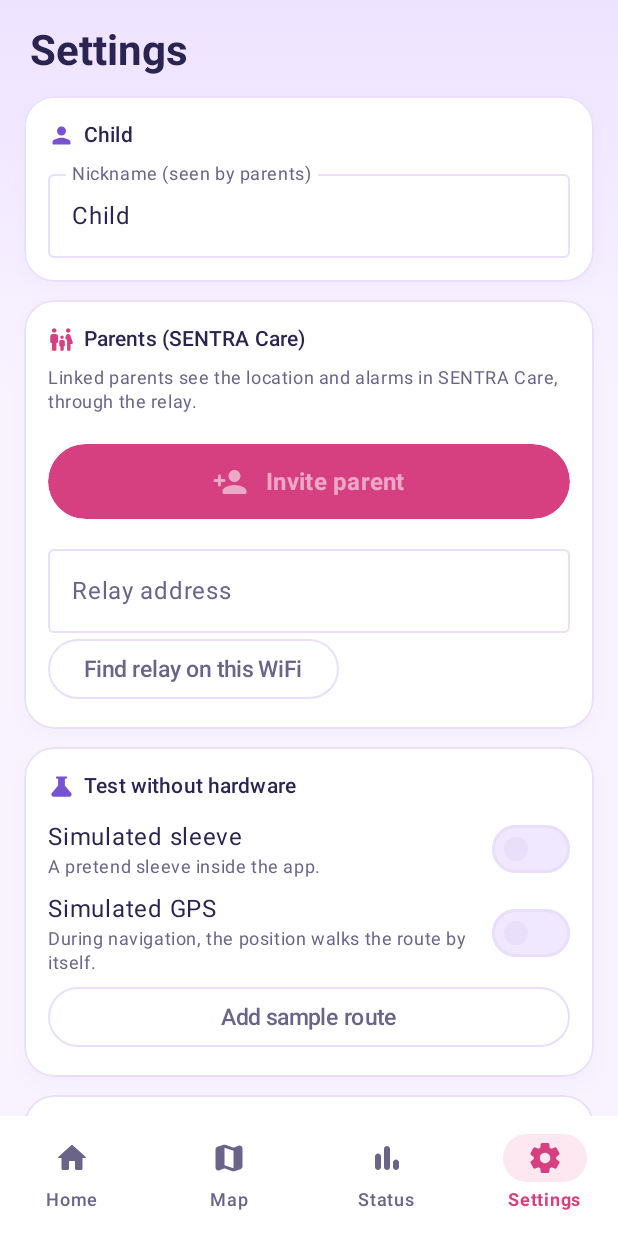
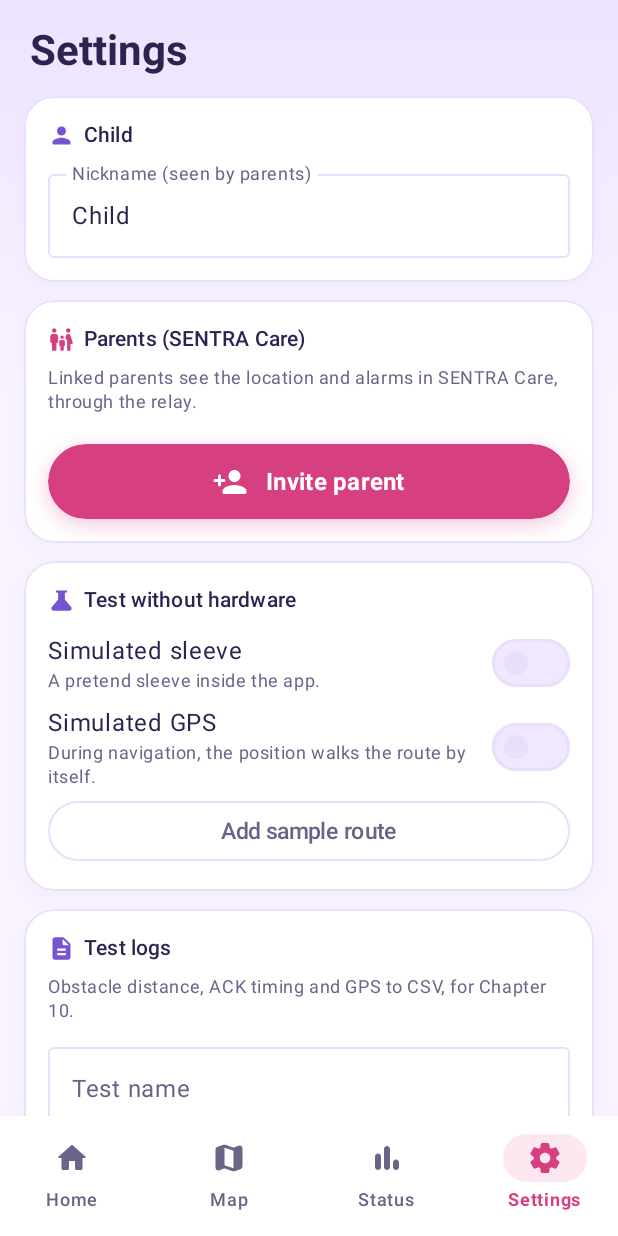
Before and after one commit to fufu-fafa/sentra, an Android app built with Jetpack Compose: the screen it shows after launch (MainActivity), after a tap on "Settings", on a phone screen of 412 x 824 dp. Run offline under Robolectric (Android 15) with nearby library versions, the phone set to English and light mode, and no system bars; our stand-ins replace Room's generated code; libraries missing offline, so code that uses them is left out: org.osmdroid.config; 1 statement that could not run was skipped; 2 other taps on this screen came first.

Commit message:
move relay to vps

```diff
--- a/app/src/main/java/com/sentra/SentraApp.kt
+++ b/app/src/main/java/com/sentra/SentraApp.kt
@@ -31,7 +31,7 @@ class SentraApp : Application() {
         val settings = SettingsRepository(this)
         val scope = CoroutineScope(SupervisorJob() + Dispatchers.Default)
         child = ChildManager(this, settings, AppDatabase.create(this), scope)
-        care = CareManager(this, settings, alerts, scope, child.finder) { child.appSettings.value }
+        care = CareManager(this, settings, alerts, scope) { child.appSettings.value }
         child.start()
         care.start()
     }
--- a/app/src/main/java/com/sentra/data/SettingsRepository.kt
+++ b/app/src/main/java/com/sentra/data/SettingsRepository.kt
@@ -1,7 +1,9 @@
 package com.sentra.data
 
 import android.content.Context
+import androidx.datastore.core.DataMigration
 import androidx.datastore.preferences.core.MutablePreferences
+import androidx.datastore.preferences.core.Preferences
 import androidx.datastore.preferences.core.booleanPreferencesKey
 import androidx.datastore.preferences.core.edit
 import androidx.datastore.preferences.core.longPreferencesKey
@@ -29,10 +31,8 @@ data class AppSettings(
     val sleeveName: String = "",
     /** What the parents see. An alias, not the child's real name. */
     val childName: String = "Child",
-    /** The relay, e.g. https://relay.example.id; blank = no relay, everything stays on this phone. */
+    /** The VPS relay (`default_relay_url`). */
     val relayUrl: String = "",
-    /** The relay's own id, so a new address for the same relay keeps this phone's links. */
-    val relayId: String? = null,
     /** This phone's key as the child's phone on the relay, once registered. */
     val childToken: String? = null,
     /** This phone's key as a parent on the relay, once linked. */
@@ -50,11 +50,36 @@ data class AppSettings(
     val simulatedGps: Boolean = false,
 )
 
-private val Context.dataStore by preferencesDataStore("settings")
+private val Context.dataStore by preferencesDataStore(
+    name = "settings",
+    produceMigrations = { listOf(MoveToVpsRelay(it.getString(R.string.default_relay_url))) },
+)
+
+/**
+ * Earlier builds saved a relay address. The app now always uses the VPS, so a saved one is dropped,
+ * and if it was a different relay, so are that relay's keys and cursors.
+ */
+private class MoveToVpsRelay(private val vpsUrl: String) : DataMigration<Preferences> {
+    private val savedUrl = stringPreferencesKey("relay_url")
+
+    override suspend fun shouldMigrate(currentData: Preferences) = savedUrl in currentData
+
+    override suspend fun migrate(currentData: Preferences): Preferences = currentData.toMutablePreferences().apply {
+        if (this[savedUrl]?.trimEnd('/') != vpsUrl) {
+            // "wearer_token" and "caregiver_token" are the child and parent keys (see Keys).
+            listOf("wearer_token", "caregiver_token").forEach { remove(stringPreferencesKey(it)) }
+            listOf("acks_since", "last_stream_event_id").forEach { remove(longPreferencesKey(it)) }
+        }
+        remove(savedUrl)
+        remove(stringPreferencesKey("relay_id"))
+        remove(booleanPreferencesKey("moved_to_vps_relay"))
+    }
+
+    override suspend fun cleanUp() = Unit
+}
 
 class SettingsRepository(private val context: Context) {
-    /** Debug builds point at a relay on the development computer; release builds start with none. */
-    private val defaultRelayUrl = context.getString(R.string.default_relay_url)
+    private val vpsRelayUrl = context.getString(R.string.default_relay_url)
 
     private object Keys {
         val mode = stringPreferencesKey("app_mode")
@@ -62,8 +87,6 @@ class SettingsRepository(private val context: Context) {
         val name = stringPreferencesKey("device_name")
         val sleeveName = stringPreferencesKey("sleeve_name")
         val childName = stringPreferencesKey("child_name")
-        val relayUrl = stringPreferencesKey("relay_url")
-        val relayId = stringPreferencesKey("relay_id")
         // Stored under fall-bracelet's old names, so phones that were already linked stay linked.
         val childToken = stringPreferencesKey("wearer_token")
         val parentToken = stringPreferencesKey("caregiver_token")
@@ -82,8 +105,7 @@ class SettingsRepository(private val context: Context) {
             deviceName = p[Keys.name],
             sleeveName = p[Keys.sleeveName] ?: "",
             childName = p[Keys.childName] ?: "Child",
-            relayUrl = p[Keys.relayUrl] ?: defaultRelayUrl,
-            relayId = p[Keys.relayId],
+            relayUrl = vpsRelayUrl,
             childToken = p[Keys.childToken],
             parentToken = p[Keys.parentToken],
             parentName = p[Keys.parentName] ?: "",
@@ -108,21 +130,6 @@ class SettingsRepository(private val context: Context) {
     suspend fun setSimulatedSleeve(on: Boolean) = edit { it[Keys.simulatedSleeve] = on }
     suspend fun setSimulatedGps(on: Boolean) = edit { it[Keys.simulatedGps] = on }
 
-    /**
-     * Points the app at a relay. The same relay at a new address (a different WiFi, or the move to
-     * the VPS) keeps this phone's links; only a relay known to be a different one starts over. An
-     * address that can't be reached right now (relayId null) keeps them too.
-     */
-    suspend fun setRelay(url: String, relayId: String?) = edit {
-        val known = it[Keys.relayId]
-        val sameRelay = relayId == null || known == null || known == relayId
-        if (!sameRelay) {
-            it.remove(Keys.childToken); it.remove(Keys.parentToken); it.remove(Keys.acksSince); it.remove(Keys.lastStreamEventId)
-        }
-        it[Keys.relayUrl] = url.trim()
-        if (relayId != null) it[Keys.relayId] = relayId
-    }
-
     suspend fun setChildToken(token: String?) = edit { if (token == null) it.remove(Keys.childToken) else it[Keys.childToken] = token }
     suspend fun setParent(token: String?, name: String) = edit {
         if (token != null) it[Keys.parentToken] = token
--- a/app/src/main/java/com/sentra/ui/SettingsScreen.kt
+++ b/app/src/main/java/com/sentra/ui/SettingsScreen.kt
@@ -11,7 +11,6 @@ import android.content.Context
 import android.content.Intent
 import androidx.compose.foundation.layout.Arrangement
 import androidx.compose.foundation.layout.Column
-import androidx.compose.foundation.layout.FlowRow
 import androidx.compose.foundation.layout.Row
 import androidx.compose.foundation.layout.Spacer
 import androidx.compose.foundation.layout.fillMaxSize
@@ -154,7 +153,7 @@ fun SwitchRow(title: String, body: String, checked: Boolean, onChange: (Boolean)
     }
 }
 
-/** Relay address, invites and linked parents. */
+/** Invites and linked parents. */
 @Composable
 private fun ParentsCard(vm: AppViewModel) {
     val settings by vm.settings.collectAsState()
@@ -162,8 +161,6 @@ private fun ParentsCard(vm: AppViewModel) {
     val invite by vm.invite.collectAsState()
     val parents by vm.parents.collectAsState()
     val message by vm.relayMessage.collectAsState()
-    val finding by vm.finding.collectAsState()
-    var url by remember(settings.relayUrl) { mutableStateOf(settings.relayUrl) }
     LaunchedEffect(settings.childToken, health?.parents) { vm.refreshParents() }
 
     Card {
@@ -202,18 +199,6 @@ private fun ParentsCard(vm: AppViewModel) {
         }
         message?.let { Text(it, color = AppTheme.extra.muted) }
         health?.error?.let { Text("Relay unreachable: $it", color = Tokens.Wrong, style = MaterialTheme.typography.bodySmall) }
-        Spacer(Modifier.height(12.dp))
-        OutlinedTextField(
-            value = url, onValueChange = { url = it },
-            label = { Text("Relay address") }, singleLine = true, modifier = Modifier.fillMaxWidth(),
-            keyboardOptions = KeyboardOptions(keyboardType = KeyboardType.Uri),
-        )
-        FlowRow(horizontalArrangement = Arrangement.spacedBy(8.dp)) {
-            OutlinedButton(onClick = { vm.findRelay() }, enabled = !finding) { Text(if (finding) "Searching…" else "Find relay on this WiFi") }
-            if (url.trim() != settings.relayUrl) {
-                OutlinedButton(onClick = { vm.setRelayUrl(url) }) { Text("Save") }
-            }
-        }
     }
 }
 
--- a/app/src/main/res/values/strings.xml
+++ b/app/src/main/res/values/strings.xml
@@ -1,5 +1,5 @@
 <?xml version="1.0" encoding="utf-8"?>
 <resources>
     <string name="app_name">SENTRA</string>
-    <string name="default_relay_url" translatable="false"></string>
+    <string name="default_relay_url" translatable="false">https://relay.sentra-relay.site</string>
 </resources>
```
Also changed, not shown: app/src/debug/res/values/relay.xml (deleted, +0 -7 lines), app/src/main/java/com/sentra/ChildManager.kt (+1 -12 lines), app/src/main/java/com/sentra/care/CareManager.kt (+2 -13 lines), app/src/main/java/com/sentra/relay/RelayDiscovery.kt (deleted, +0 -85 lines), app/src/main/java/com/sentra/ui/AppViewModel.kt (+2 -29 lines), app/src/main/java/com/sentra/ui/CareScreen.kt (+5 -15 lines), 9 other files.
